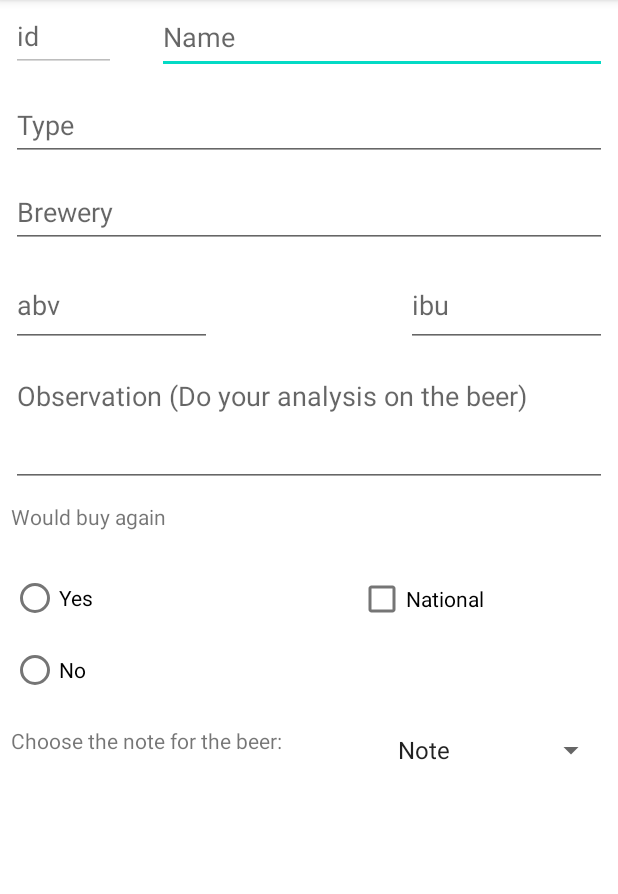
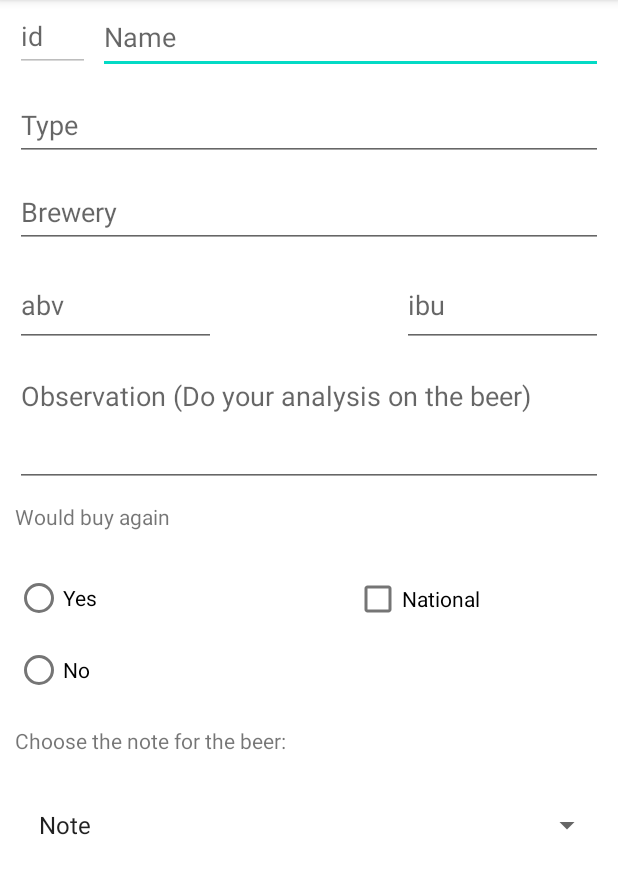
Before and after one commit to diego-dantas/beer-type-control, an Android app: the RegisterActivity screen opened directly, with no data from a screen before it, on a phone screen of 412 x 824 dp, the part 84-978 px from its top. Run offline under Robolectric (Android 15) with nearby library versions, the phone set to English and light mode, and no system bars.

Commit message:
Final delivery | refactor code

```diff
--- a/app/src/main/java/com/blackscreen/beertypecontrol/beer/BeerAdapter.java
+++ b/app/src/main/java/com/blackscreen/beertypecontrol/beer/BeerAdapter.java
@@ -16,7 +16,6 @@ public class BeerAdapter extends BaseAdapter {
 
     private Context context;
     private List<Beer> beers;
-    private int colorMode;
 
     public BeerAdapter(Context context, List<Beer> beers){
         this.context = context;
@@ -31,8 +30,6 @@ public class BeerAdapter extends BaseAdapter {
         public TextView textViewIbu;
         public TextView textViewNote;
     }
-
-
 
     @Override
     public int getCount() {
--- a/app/src/main/res/layout/activity_register.xml
+++ b/app/src/main/res/layout/activity_register.xml
@@ -1,18 +1,23 @@
 <?xml version="1.0" encoding="utf-8"?>
-<layout xmlns:tools="http://schemas.android.com/tools"
-    xmlns:android="http://schemas.android.com/apk/res/android"
-    xmlns:app="http://schemas.android.com/apk/res-auto">
+<ScrollView xmlns:android="http://schemas.android.com/apk/res/android"
+    xmlns:app="http://schemas.android.com/apk/res-auto"
+    xmlns:tools="http://schemas.android.com/tools"
+    android:layout_width="match_parent"
+    android:layout_height="match_parent"
+    android:fillViewport="true"
+    tools:context=".RegisterActivity">
 
     <androidx.constraintlayout.widget.ConstraintLayout
         android:layout_width="match_parent"
-        android:layout_height="match_parent"
-        tools:context=".RegisterActivity">
+        android:layout_height="wrap_content">
 
 
         <EditText
             android:id="@+id/editTextId"
-            android:layout_width="70dp"
+            android:layout_width="50dp"
             android:layout_height="48dp"
+            android:layout_marginStart="10dp"
+            android:layout_marginLeft="10dp"
             android:autofillHints="no"
             android:clickable="false"
             android:cursorVisible="false"
@@ -27,10 +32,12 @@
 
         <EditText
             android:id="@+id/editTextName"
-            android:layout_width="300dp"
+            android:layout_width="0dp"
             android:layout_height="49dp"
-            android:layout_marginStart="20dp"
-            android:layout_marginLeft="20dp"
+            android:layout_marginStart="5dp"
+            android:layout_marginLeft="5dp"
+            android:layout_marginEnd="10dp"
+            android:layout_marginRight="10dp"
             android:autofillHints="no"
             android:ems="10"
             android:hint="@string/name"
@@ -71,9 +78,9 @@
             android:layout_width="134dp"
             android:layout_height="56dp"
             android:layout_marginTop="10dp"
+            android:autofillHints="no"
             android:ems="10"
             android:hint="@string/abv"
-            android:autofillHints="no"
             android:inputType="numberDecimal"
             app:layout_constraintStart_toStartOf="@+id/editTextBrewery"
             app:layout_constraintTop_toBottomOf="@+id/editTextBrewery" />
@@ -83,9 +90,9 @@
             android:layout_width="134dp"
             android:layout_height="56dp"
             android:layout_marginTop="10dp"
+            android:autofillHints="no"
             android:ems="10"
             android:hint="@string/ibu"
-            android:autofillHints="no"
             android:inputType="numberDecimal"
             app:layout_constraintEnd_toEndOf="@+id/editTextBrewery"
             app:layout_constraintTop_toBottomOf="@+id/editTextBrewery" />
@@ -158,14 +165,14 @@
 
         <Spinner
             android:id="@+id/spinnerNote"
-            android:layout_width="155dp"
-            android:layout_height="32dp"
+            android:layout_width="0dp"
+            android:layout_height="48dp"
             android:layout_marginTop="10dp"
             android:spinnerMode="dialog"
             app:layout_constraintEnd_toEndOf="@+id/checkBoxOrigin"
-            app:layout_constraintHorizontal_bias="1.0"
-            app:layout_constraintStart_toEndOf="@+id/textView2"
-            app:layout_constraintTop_toBottomOf="@+id/radioGroupBuy" />
+            app:layout_constraintHorizontal_bias="0.28"
+            app:layout_constraintStart_toStartOf="@+id/textView2"
+            app:layout_constraintTop_toBottomOf="@+id/textView2" />
 
     </androidx.constraintlayout.widget.ConstraintLayout>
-</layout>
+</ScrollView>
--- a/app/src/main/res/values/strings.xml
+++ b/app/src/main/res/values/strings.xml
@@ -62,5 +62,5 @@
     <string name="warning">Warning</string>
     <string name="confirmation">Confirmation</string>
     <string name="msg_delete">"Do you want to delete the beer? \n"</string>
-    <string name="table_name">beer</string>
+    <string name="table_name" translatable="false">beer</string>
 </resources>
```
Also changed, not shown: app/src/main/java/com/blackscreen/beertypecontrol/ListActivity.java (+0 -37 lines), app/src/main/java/com/blackscreen/beertypecontrol/RegisterActivity.java (+15 -18 lines), app/src/main/java/com/blackscreen/beertypecontrol/beer/Beer.java (+0 -18 lines), app/src/main/java/com/blackscreen/beertypecontrol/useful/ViewMode.java (deleted, +0 -8 lines), app/src/main/res/layout/activity_about.xml (+5 -2 lines).
